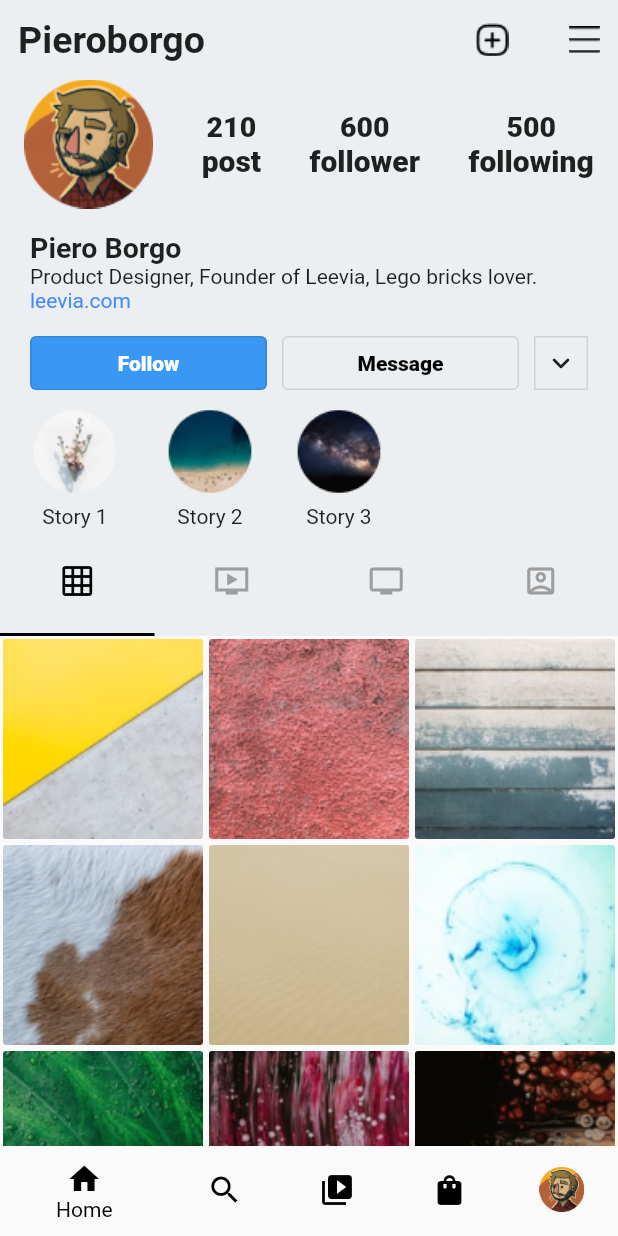
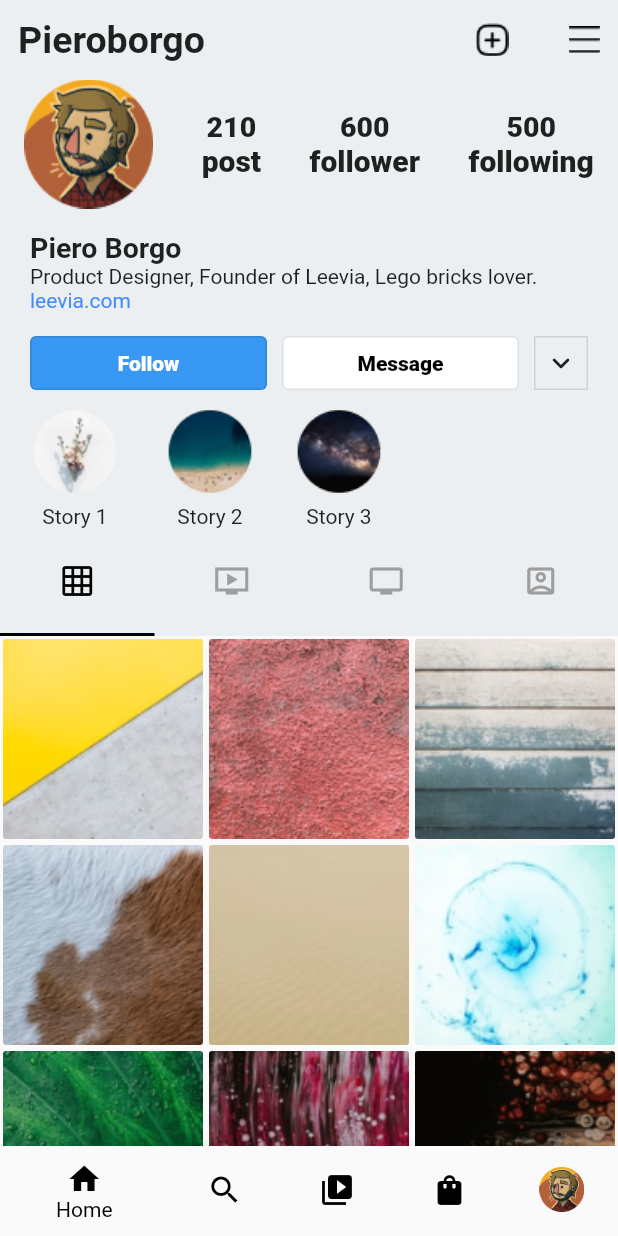
Before and after one commit to Hoxtygen/social_media_profile_screen, a Flutter app: the screen it shows after launch, on a phone screen of 412 x 824 dp. Run offline on Flutter 3.47's test engine with Material 2 defaults, Android fonts, the phone set to English and light mode, and no system bars.

Commit message:
Add color to message button

```diff
--- a/lib/call_action.dart
+++ b/lib/call_action.dart
@@ -33,7 +33,7 @@ class ActionCall extends StatelessWidget {
               child: OutlinedButton(
                 style: OutlinedButton.styleFrom(
                   primary: Colors.black,
-                  backgroundColor: Color(0xFFFFFF),
+                  backgroundColor: Color(0xFFFFFFFF),
                 ),
                 onPressed: () {
                   print("Message");
```
